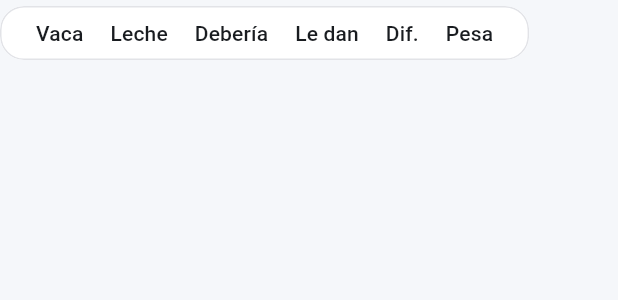
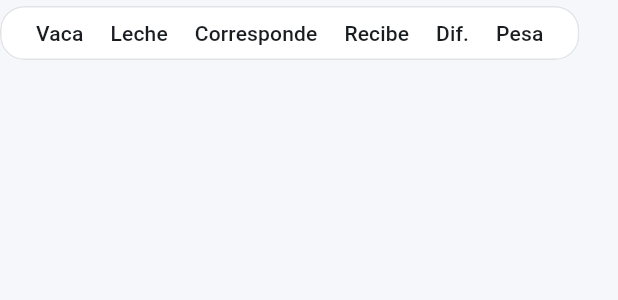
Before and after one commit to ErickGamboa/LecheControl, a Flutter app: the _Tabla widget shown alone on an empty page, opened directly with empty values, on a phone screen of 412 x 824 dp. Shown: the top 300 px of the screen. Run offline on Flutter 3.47's test engine with Material 3 defaults, Android fonts, the phone set to English and light mode, and no system bars; our stand-ins replace connectivity_plus, drift, drift_flutter, pdf, printing, supabase_flutter; accounts and stored records are empty; generated files the repository leaves out were written again.

Commit message:
cambios de palabras

```diff
--- a/lib/analisis/analisis_screen.dart
+++ b/lib/analisis/analisis_screen.dart
@@ -115,8 +115,8 @@ class AnalisisScreen extends StatelessWidget {
               color: kVerdeLeche,
               titulo: 'Dieta de concentrado',
               detalle:
-                  'Cuánto concentrado le toca a cada vaca según su última '
-                  'pesa, y cuánto se le está dando.',
+                  'Cuánto concentrado le corresponde a cada vaca según su '
+                  'última pesa, y cuánto está recibiendo.',
               onTap: () => Navigator.of(context).push(
                 MaterialPageRoute(
                   builder: (_) => DietaConcentradoScreen(
--- a/lib/analisis/dieta_concentrado_screen.dart
+++ b/lib/analisis/dieta_concentrado_screen.dart
@@ -181,13 +181,13 @@ class _Regla extends StatelessWidget {
               children: [
                 Expanded(
                   child: _Dato(
-                    etiqueta: 'Debería comer el hato',
+                    etiqueta: 'Le corresponde al hato',
                     valor: '${_num(totalRacion)} kg',
                   ),
                 ),
                 Expanded(
                   child: _Dato(
-                    etiqueta: 'Se le está dando',
+                    etiqueta: 'Está recibiendo',
                     valor: totalActual == 0 ? '—' : '${_num(totalActual)} kg',
                   ),
                 ),
@@ -252,8 +252,8 @@ class _Tabla extends StatelessWidget {
           columns: const [
             DataColumn(label: Text('Vaca')),
             DataColumn(label: Text('Leche'), numeric: true),
-            DataColumn(label: Text('Debería'), numeric: true),
-            DataColumn(label: Text('Le dan'), numeric: true),
+            DataColumn(label: Text('Corresponde'), numeric: true),
+            DataColumn(label: Text('Recibe'), numeric: true),
             DataColumn(label: Text('Dif.'), numeric: true),
             DataColumn(label: Text('Pesa')),
           ],
--- a/lib/analisis/dieta_pdf.dart
+++ b/lib/analisis/dieta_pdf.dart
@@ -147,8 +147,8 @@ pw.Widget _tabla(List<RacionVaca> raciones) {
         children: [
           _celdaEncabezado('Vaca', izquierda: true),
           _celdaEncabezado('Leche'),
-          _celdaEncabezado('Debería'),
-          _celdaEncabezado('Le dan'),
+          _celdaEncabezado('Corresponde'),
+          _celdaEncabezado('Recibe'),
           _celdaEncabezado('Dif.'),
           _celdaEncabezado('Pesa'),
         ],
@@ -162,12 +162,12 @@ pw.Widget _tabla(List<RacionVaca> raciones) {
             ),
             _celda('${_num(r.litrosLeche)} L'),
             _celda(
-              r.racionKg == null ? 'n/d' : '${_num(r.racionKg!)} kg',
+              r.racionKg == null ? '—' : '${_num(r.racionKg!)} kg',
               negrita: true,
             ),
             _celda(
               r.concentradoActualKg == null
-                  ? 'n/d'
+                  ? '—'
                   : '${_num(r.concentradoActualKg!)} kg',
             ),
             _celdaDiferencia(r.diferenciaKg),
@@ -212,7 +212,7 @@ pw.Widget _celda(
 /// Igual que en pantalla: naranja si le falta, azul si le sobra. En blanco y
 /// negro el signo sigue diciendo de qué lado está.
 pw.Widget _celdaDiferencia(double? diferencia) {
-  if (diferencia == null) return _celda('n/d');
+  if (diferencia == null) return _celda('—');
   if (diferencia.abs() < 0.05) return _celda('0');
   final falta = diferencia > 0;
   return _celda(
--- a/lib/data/domain/dieta_concentrado.dart
+++ b/lib/data/domain/dieta_concentrado.dart
@@ -1,4 +1,4 @@
-/// Dieta de concentrado: cuánto concentrado le toca a una vaca según lo que
+/// Dieta de concentrado: cuánto concentrado le corresponde a una vaca según lo que
 /// está dando de leche (Módulo 6 — Análisis).
 ///
 /// La regla de la finca es una proporción: **cada tantos kilos de leche pagan
@@ -14,7 +14,7 @@ library;
 /// concentrado.
 const kgLechePorKgConcentradoPorDefecto = 3.0;
 
-/// Kilos de concentrado que le tocan a una vaca que dio [litrosLeche].
+/// Kilos de concentrado que le corresponden a una vaca que dio [litrosLeche].
 ///
 /// [kgLechePorKg] es la proporción de la finca. Devuelve null si la
 /// proporción no sirve para dividir (cero o negativa), en vez de un infinito
@@ -28,7 +28,7 @@ double? racionConcentrado({
   return litrosLeche / kgLechePorKg;
 }
 
-/// Lo que le toca a una vaca contra lo que se le está dando.
+/// Lo que le corresponde a una vaca contra lo que está recibiendo.
 class RacionVaca {
   const RacionVaca({
     required this.identificador,
--- a/lib/data/repositories/pesas_repository.dart
+++ b/lib/data/repositories/pesas_repository.dart
@@ -497,7 +497,7 @@ class PesasRepository {
     );
   }
 
-  /// Dieta de concentrado del hato: cuánto le toca a cada vaca según **su**
+  /// Dieta de concentrado del hato: cuánto le corresponde a cada vaca según **su**
   /// pesa más reciente, y cuánto se le está dando.
   ///
   /// Cada vaca sale con su último pesaje, no con el de la última sesión de la
```
